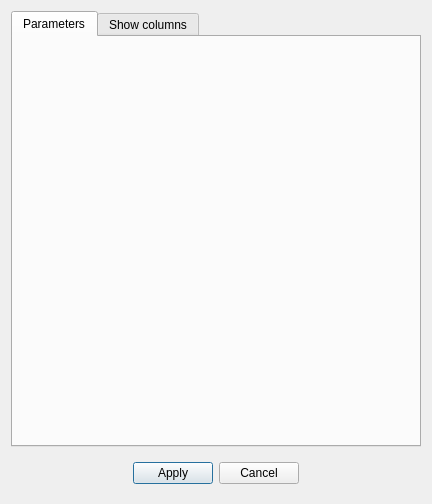
End1-1/Cafe5, file Classes/c5gridgilter.ui: the form before one commit.
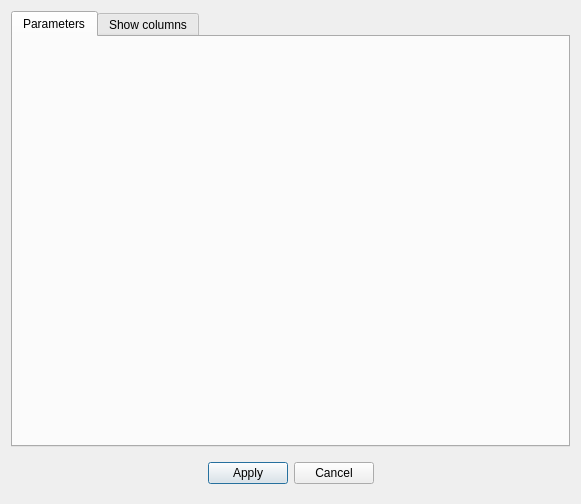
The form after the commit.

```diff
--- a/Classes/c5gridgilter.ui
+++ b/Classes/c5gridgilter.ui
@@ -6,7 +6,7 @@
    <rect>
     <x>0</x>
     <y>0</y>
-    <width>432</width>
+    <width>581</width>
     <height>504</height>
    </rect>
   </property>
```
